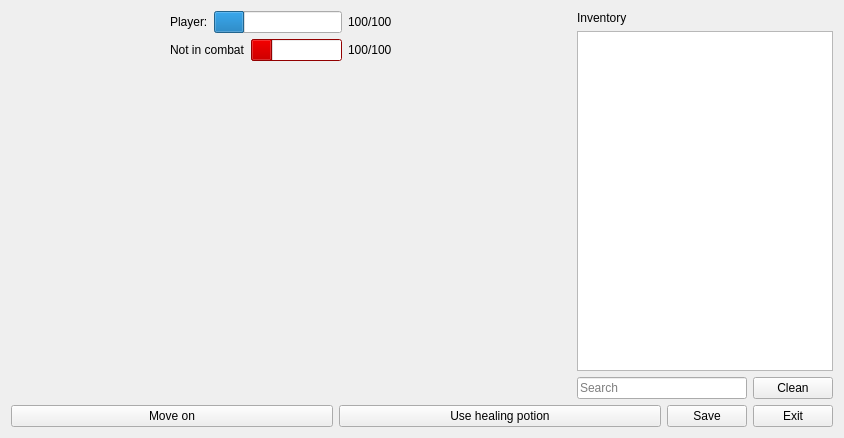
First picture: the form in matchwindow.ui, repository sorge13248/skyrimqt, before the edit.
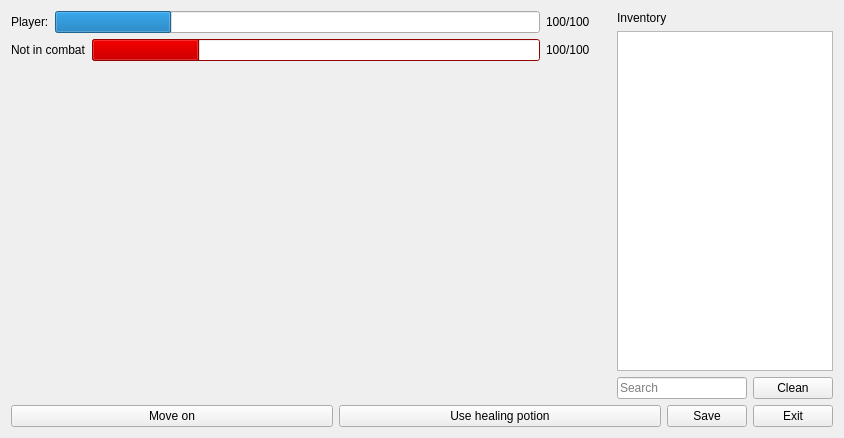
Second picture: the form after the edit. Icons and pictures are not drawn.

Patch:
```diff
--- a/matchwindow.ui
+++ b/matchwindow.ui
@@ -18,19 +18,6 @@
     <layout class="QVBoxLayout" name="verticalLayout_2">
      <item>
       <layout class="QHBoxLayout" name="horizontalLayout_2">
-       <item>
-        <spacer name="horizontalSpacer_2">
-         <property name="orientation">
-          <enum>Qt::Horizontal</enum>
-         </property>
-         <property name="sizeHint" stdset="0">
-          <size>
-           <width>40</width>
-           <height>20</height>
-          </size>
-         </property>
-        </spacer>
-       </item>
        <item>
         <layout class="QVBoxLayout" name="verticalLayout">
          <item>
@@ -570,6 +557,12 @@
              <verstretch>0</verstretch>
             </sizepolicy>
            </property>
+           <property name="minimumSize">
+            <size>
+             <width>600</width>
+             <height>300</height>
+            </size>
+           </property>
            <property name="maximumSize">
             <size>
              <width>600</width>
@@ -602,19 +595,6 @@
          </item>
         </layout>
        </item>
-       <item>
-        <spacer name="horizontalSpacer">
-         <property name="orientation">
-          <enum>Qt::Horizontal</enum>
-         </property>
-         <property name="sizeHint" stdset="0">
-          <size>
-           <width>40</width>
-           <height>20</height>
-          </size>
-         </property>
-        </spacer>
-       </item>
        <item>
         <layout class="QVBoxLayout" name="verticalLayout_4" stretch="0,0,0">
          <item>
```
Left out of the diff: 7 changed lines with no effect on the pictures.
